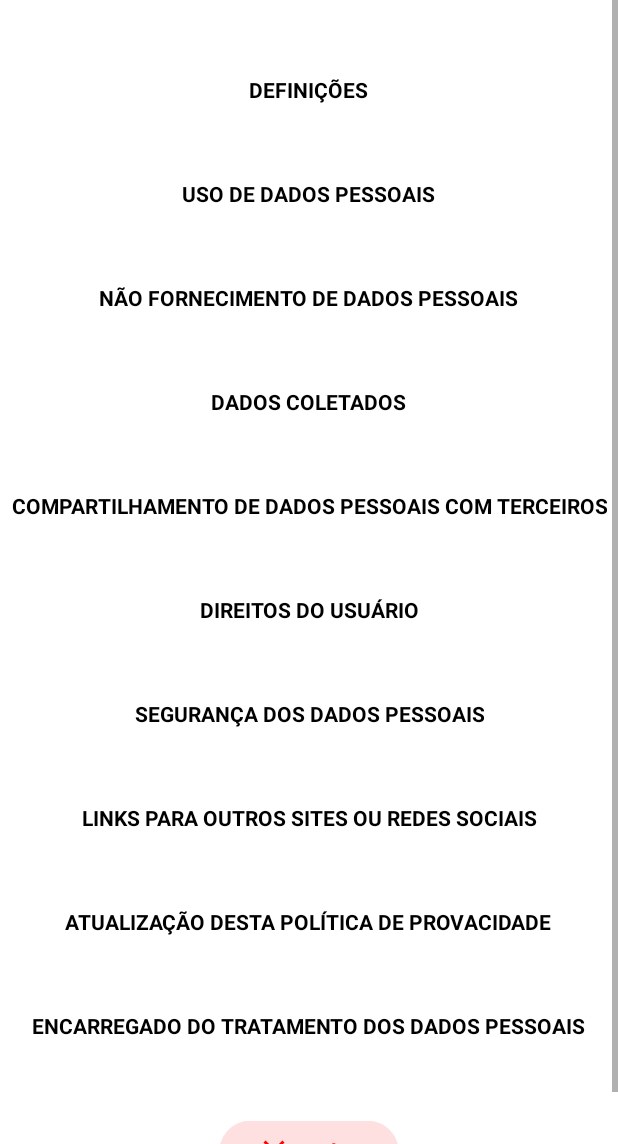
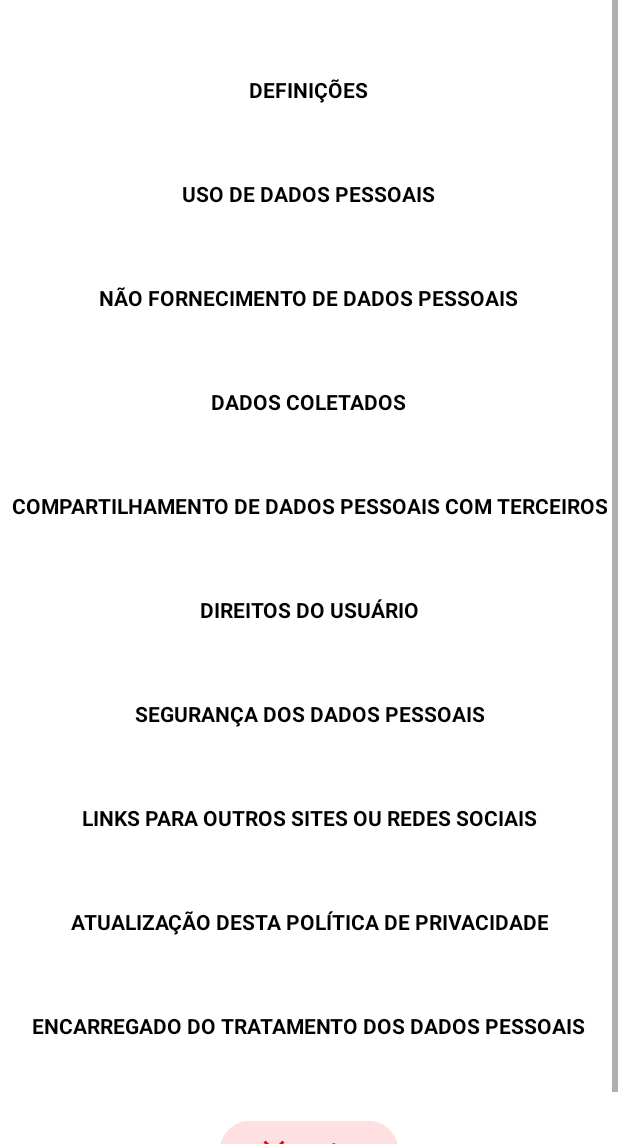
Before and after one commit to DiegoAlejandro132/Diario_digital_criptografado, an Android app: the layout activity_termos_de_uso.xml on its own in the app's theme, with its tools: preview values and no code run, on a phone screen of 412 x 824 dp, the part 92-1236 px from its top. Run offline under Robolectric (Android 15) with nearby library versions, the phone set to English and light mode, and no system bars.

Commit message:
correção gramatical politica

```diff
--- a/app/src/main/res/layout/activity_termos_de_uso.xml
+++ b/app/src/main/res/layout/activity_termos_de_uso.xml
@@ -165,7 +165,7 @@
             android:layout_width="wrap_content"
             android:layout_height="wrap_content"
             android:layout_gravity="center"
-            android:text="ATUALIZAÇÃO DESTA POLÍTICA DE PROVACIDADE"
+            android:text="ATUALIZAÇÃO DESTA POLÍTICA DE PRIVACIDADE"
             android:textAlignment="center"
             android:layout_marginTop="15dp"
             android:textStyle="bold"
```
